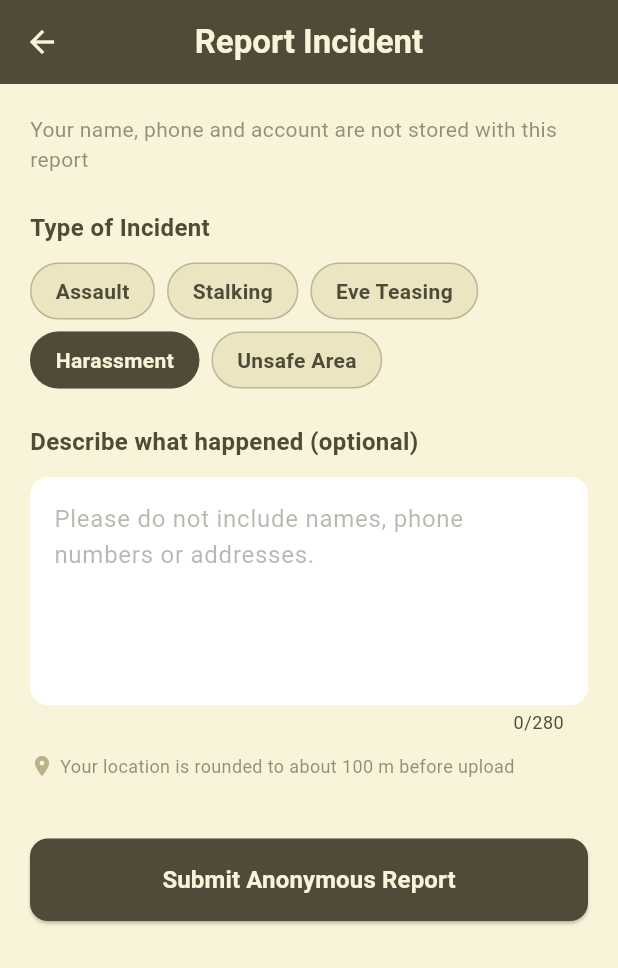
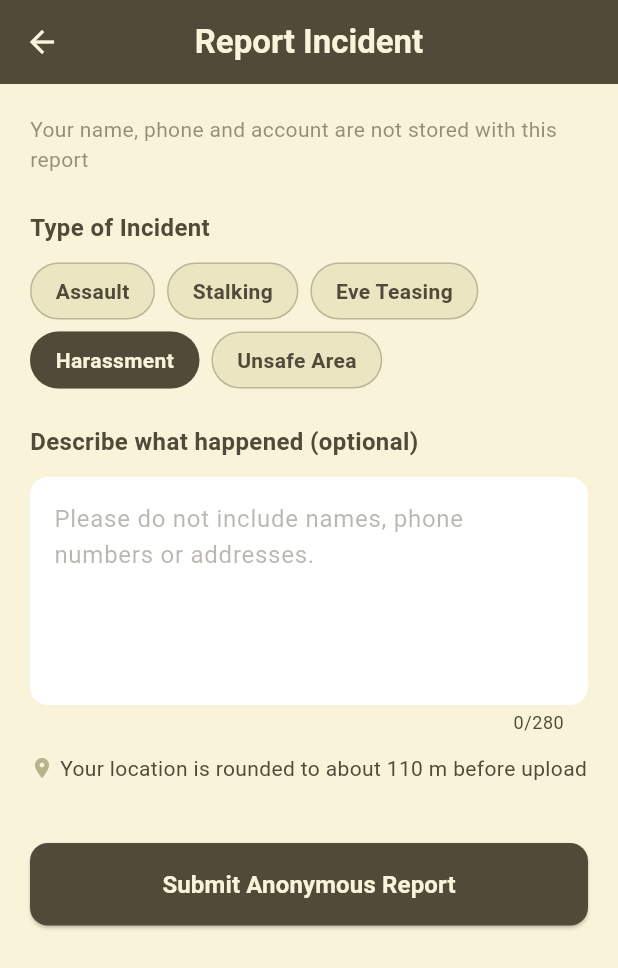
Before and after one commit to Judith-AB/SafeHer, a Flutter app: the ReportScreen screen opened directly, on a phone screen of 412 x 824 dp. Shown: the top 968 px of the screen. Run offline on Flutter 3.47's test engine with Material 3 defaults, Android fonts, the phone set to English and light mode, and no system bars; our stand-ins replace cloud_firestore, cloud_functions, firebase_auth, firebase_core, flutter_map, geocoding and 2 more; accounts and stored records are empty; generated files the repository leaves out were written again; network calls fail; statements that could not run were skipped.

Commit message:
fix: minor tweaks

```diff
--- a/app/lib/screens/heatmap_screen.dart
+++ b/app/lib/screens/heatmap_screen.dart
@@ -320,7 +320,7 @@ class _HeatmapScreenState extends State<HeatmapScreen> {
                       const Icon(Icons.analytics, size: 16, color: Colors.grey),
                       const SizedBox(width: 6),
                       Text(
-                        'Predicted HIGH probability: ${(_selectedZone!.probability * 100).toStringAsFixed(1)}%',
+                        'Model score: ${_selectedZone!.probability.toStringAsFixed(3)}',
                         style: const TextStyle(fontSize: 13),
                       ),
                     ]),
--- a/app/lib/screens/report_screen.dart
+++ b/app/lib/screens/report_screen.dart
@@ -45,7 +45,7 @@ class _ReportScreenState extends State<ReportScreen> {
       builder: (ctx) => AlertDialog(
         title: const Text('Before you report'),
         content: const Text(
-          'We store: the incident type, your location rounded to about 100 m, '
+          'We store: the incident type, your location rounded to about 110 m, '
           'the hour (not the exact time), your area name and any text you add.\n\n'
           'We do not store your name, phone number or account with the report.\n\n'
           'Reports are deleted automatically after one year. '
@@ -218,10 +218,10 @@ class _ReportScreenState extends State<ReportScreen> {
                   ),
                   const SizedBox(width: 4),
                   Text(
-                    'Your location is rounded to about 100 m before upload',
+                    'Your location is rounded to about 110 m before upload',
                     style: TextStyle(
                       color: AppTheme.deepCharcoal.withOpacity(0.6),
-                      fontSize: 12,
+                      fontSize: 12,cd
                     ),
                   ),
                 ],
```
